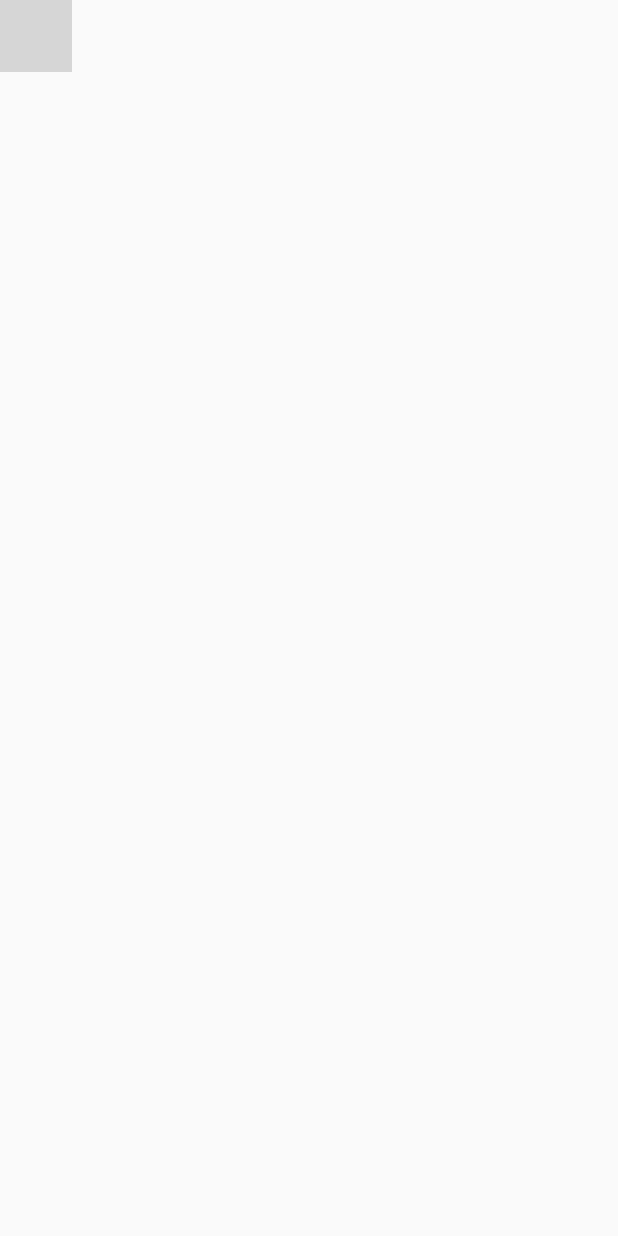
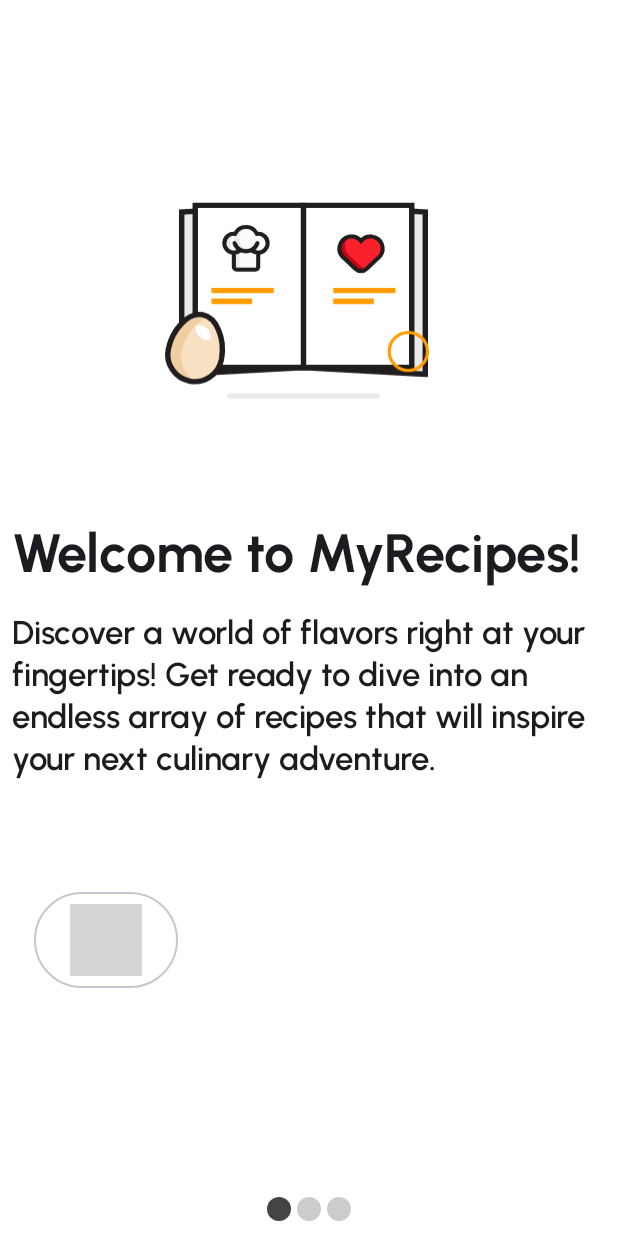
Before and after one commit to ibrahim4851/MyRecipes, an Android app built with Jetpack Compose: the screen it shows after launch (MainActivity), on a phone screen of 412 x 824 dp. Run offline under Robolectric (Android 15) with nearby library versions, the phone set to English and light mode, and no system bars; our stand-ins replace Dagger/Hilt's generated code; 1 statement that could not run was skipped; grey boxes are pictures that could not be loaded.

Commit message:
update stuff

```diff
--- a/app/src/main/java/com/ibrahim/myrecipes/Screen.kt
+++ b/app/src/main/java/com/ibrahim/myrecipes/Screen.kt
@@ -8,4 +8,5 @@ sealed class Screen(val route: String){
     data object RecipeIngredients: Screen(route = "recipe_ingredients")
     data object RecipeInstructions: Screen(route = "recipe_instructions")
     data object RecipeDetail: Screen(route = "recipe_detail")
+    data object OnBoardingScreen: Screen(route = "onboarding")
 }
--- /dev/null
+++ b/app/src/main/java/com/ibrahim/myrecipes/presentation/onboarding/OnBoardingScreen.kt
@@ -0,0 +1,190 @@
+package com.ibrahim.myrecipes.presentation.onboarding
+
+import androidx.compose.foundation.ExperimentalFoundationApi
+import androidx.compose.foundation.background
+import androidx.compose.foundation.layout.Arrangement
+import androidx.compose.foundation.layout.Box
+import androidx.compose.foundation.layout.Column
+import androidx.compose.foundation.layout.Row
+import androidx.compose.foundation.layout.Spacer
+import androidx.compose.foundation.layout.fillMaxSize
+import androidx.compose.foundation.layout.fillMaxWidth
+import androidx.compose.foundation.layout.height
+import androidx.compose.foundation.layout.padding
+import androidx.compose.foundation.layout.size
+import androidx.compose.foundation.layout.width
+import androidx.compose.foundation.layout.wrapContentHeight
+import androidx.compose.foundation.pager.HorizontalPager
+import androidx.compose.foundation.pager.rememberPagerState
+import androidx.compose.foundation.shape.CircleShape
+import androidx.compose.material3.OutlinedButton
+import androidx.compose.material3.Scaffold
+import androidx.compose.material3.Surface
+import androidx.compose.material3.Text
+import androidx.compose.runtime.Composable
+import androidx.compose.runtime.getValue
+import androidx.compose.ui.Alignment
+import androidx.compose.ui.Modifier
+import androidx.compose.ui.draw.clip
+import androidx.compose.ui.graphics.Color
+import androidx.compose.ui.platform.LocalConfiguration
+import androidx.compose.ui.res.stringResource
+import androidx.compose.ui.text.font.FontWeight
+import androidx.compose.ui.unit.dp
+import androidx.navigation.NavController
+import com.airbnb.lottie.compose.LottieAnimation
+import com.airbnb.lottie.compose.LottieCompositionSpec
+import com.airbnb.lottie.compose.LottieConstants
+import com.airbnb.lottie.compose.rememberLottieComposition
+import com.ibrahim.myrecipes.R
+import com.ibrahim.myrecipes.Screen
+import com.ibrahim.myrecipes.presentation.ui.theme.Typography
+
+@OptIn(ExperimentalFoundationApi::class)
+@Composable
+fun OnBoardingScreen(navController: NavController) {
+
+    val horizontalPagerState = rememberPagerState(pageCount = { 3 })
+    val horizontalPagerHeight = LocalConfiguration.current.screenHeightDp * 0.7
+    val lottieAnimationWidth = LocalConfiguration.current.screenWidthDp * 0.7
+    val horizontalPagerWidth = LocalConfiguration.current.screenWidthDp * 0.98
+
+    Surface(modifier = Modifier.fillMaxSize()) {
+        Scaffold(modifier = Modifier.fillMaxSize()) { paddingValues ->
+            Column(
+                modifier = Modifier
+                    .fillMaxSize()
+                    .padding(paddingValues),
+                verticalArrangement = Arrangement.SpaceBetween
+            ) {
+                Column {
+                    HorizontalPager(
+                        state = horizontalPagerState,
+                        Modifier
+                            .height(horizontalPagerHeight.dp)
+                            .width(horizontalPagerWidth.dp)
+                            .align(Alignment.CenterHorizontally)
+                    ) {
+                        when (horizontalPagerState.currentPage) {
+                            0 -> {
+                                Column(Modifier.fillMaxWidth()) {
+
+                                    val composition1 by rememberLottieComposition(
+                                        LottieCompositionSpec.RawRes(R.raw.animation1)
+                                    )
+                                    LottieAnimation(
+                                        composition = composition1,
+                                        Modifier
+                                            .size(lottieAnimationWidth.dp)
+                                            .align(Alignment.CenterHorizontally),
+                                        iterations = LottieConstants.IterateForever
+                                    )
+                                    Column(Modifier.padding(8.dp)) {
+                                        Text(
+                                            text = "Welcome to MyRecipes!",
+                                            style = Typography.displaySmall,
+                                            fontWeight = FontWeight.Bold
+                                        )
+                                        Spacer(Modifier.size(18.dp))
+                                        Text(
+                                            style = Typography.titleLarge,
+                                            text = "Discover a world of flavors right at your fingertips! Get ready to dive into an endless array of recipes that will inspire your next culinary adventure.",
+                                        )
+                                    }
+                                }
+                            }
+
+                            1 -> {
+                                Column(Modifier.fillMaxWidth()) {
+
+                                    val composition2 by rememberLottieComposition(
+                                        LottieCompositionSpec.RawRes(R.raw.animation2)
+                                    )
+                                    LottieAnimation(
+                                        composition = composition2,
+                                        Modifier
+                                            .size(lottieAnimationWidth.dp)
+                                            .align(Alignment.CenterHorizontally),
+                                        iterations = LottieConstants.IterateForever
+                                    )
+
+                                    Column(Modifier.padding(8.dp)) {
+                                        Text(
+                                            text = "Step-by-Step Cooking Guides",
+                                            style = Typography.displaySmall,
+                                            fontWeight = FontWeight.Bold
+                                        )
+                                        Spacer(Modifier.size(18.dp))
+                                        Text(
+                                            style = Typography.titleLarge,
+                                            text = "Follow along with detailed instructions and high-quality photos. From novice cooks to seasoned chefs, our guides make cooking simple and enjoyable."
+                                        )
+                                    }
+                                }
+                            }
+
+                            2 -> {
+                                Column(Modifier.fillMaxWidth()) {
+
+                                    val composition3 by rememberLottieComposition(
+                                        LottieCompositionSpec.RawRes(R.raw.animation3)
+                                    )
+                                    LottieAnimation(
+                                        composition = composition3,
+                                        Modifier
+                                            .size(lottieAnimationWidth.dp)
+                                            .align(Alignment.CenterHorizontally),
+                                        iterations = LottieConstants.IterateForever
+                                    )
+                                    Column(Modifier.padding(8.dp)) {
+                                        Text(
+                                            text = "Find Your Next Favorite Dish",
+                                            style = Typography.displaySmall,
+                                            fontWeight = FontWeight.Bold
+                                        )
+                                        Spacer(Modifier.size(18.dp))
+                                        Text(
+                                            style = Typography.titleLarge,
+                                            text = "Easily search for recipes by ingredients, cuisine, or mood. Whether you're looking for a quick lunch or a gourmet dinner, finding the perfect recipe is just a tap away."
+                                        )
+                                    }
+                                }
+                            }
+                        }
+                    }
+                    Row(
+                        Modifier.padding(18.dp),
+                        horizontalArrangement = Arrangement.SpaceBetween
+                    ) {
+                        Text(" ")
+                        OutlinedButton(onClick = {
+                            navController.navigate(Screen.HomeScreen.route)
+                        }
+                        ) {
+                            Text(stringResource(R.string.ok))
+                        }
+                    }
+                }
+                Row(
+                    Modifier
+                        .wrapContentHeight()
+                        .fillMaxWidth()
+                        .padding(bottom = 8.dp),
+                    horizontalArrangement = Arrangement.Center
+                ) {
+                    repeat(horizontalPagerState.pageCount) { iteration ->
+                        val color =
+                            if (horizontalPagerState.currentPage == iteration) Color.DarkGray else Color.LightGray
+                        Box(
+                            modifier = Modifier
+                                .padding(2.dp)
+                                .clip(CircleShape)
+                                .background(color)
+                                .size(16.dp)
+                        )
+                    }
+                }
+            }
+        }
+    }
+}
```
Also changed, not shown: app/src/main/java/com/ibrahim/myrecipes/presentation/navigation/ScreensNavigation.kt (+6 -1 lines).
